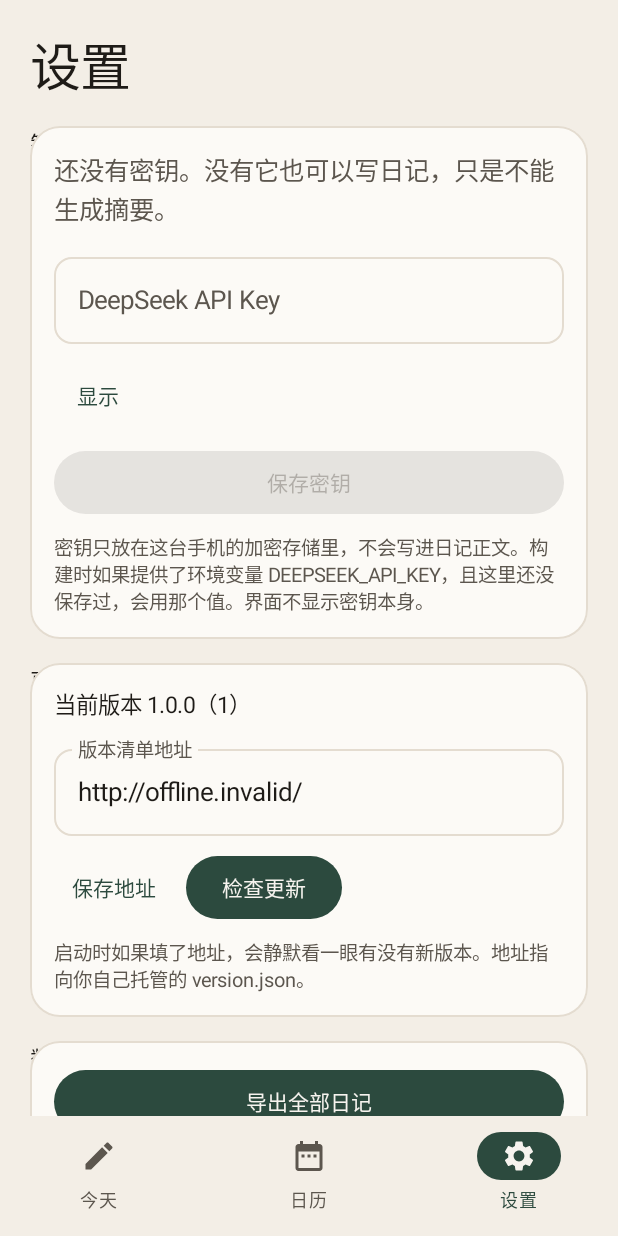
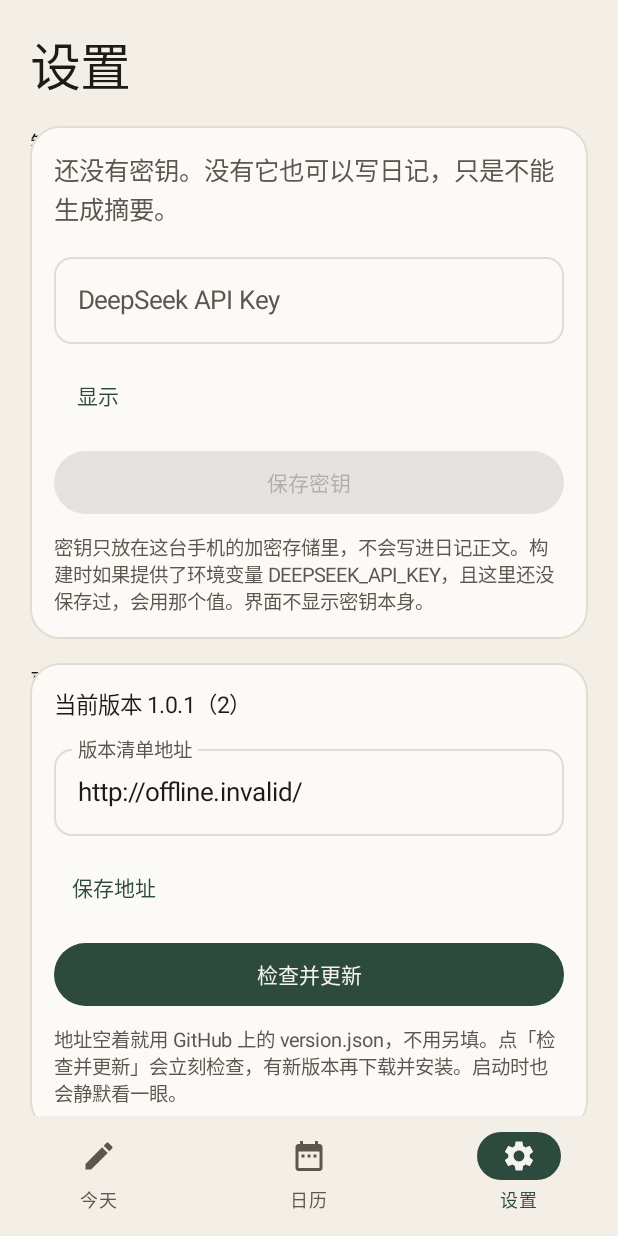
Before and after one commit to lulukdog/diary-android, an Android app built with Jetpack Compose: the SettingsScreen screen opened through its navigation route, on a phone screen of 412 x 824 dp. Run offline under Robolectric (Android 15) with nearby library versions, the phone set to English and light mode, and no system bars.

Commit message:
Point in-app updates at this GitHub repo by default.
Bump to 1.0.1 (versionCode 2). An empty settings URL checks the raw version.json and can download release/diary.apk.

Co-authored-by: zoro <lulukdog@users.noreply.github.com>

```diff
--- a/app/src/main/java/app/diary/settings/AppSettings.kt
+++ b/app/src/main/java/app/diary/settings/AppSettings.kt
@@ -36,14 +36,18 @@ class AppSettings(context: Context) {
         secure?.edit()?.remove(KEY_API)?.commit()
     }
 
-    /** null 表示用户从未保存过，此时回退到构建时注入的地址。空字符串表示用户主动清空。 */
+    /** 从未保存，或保存的是空字符串时，用构建时注入的地址（默认是本仓库的 version.json）。 */
     fun updateUrl(): String {
-        if (!plain.contains(KEY_URL)) return BuildConfig.UPDATE_MANIFEST_URL.trim()
-        return plain.getString(KEY_URL, "").orEmpty().trim()
+        val saved = plain.getString(KEY_URL, null)?.trim().orEmpty()
+        if (saved.isEmpty()) return BuildConfig.UPDATE_MANIFEST_URL.trim()
+        return saved
     }
 
     fun setUpdateUrl(value: String) {
-        plain.edit().putString(KEY_URL, value.trim()).apply()
+        val trimmed = value.trim()
+        val editor = plain.edit()
+        if (trimmed.isEmpty()) editor.remove(KEY_URL) else editor.putString(KEY_URL, trimmed)
+        editor.apply()
     }
 
     fun localApiEnabled(): Boolean = plain.getBoolean(KEY_LOCAL, false)
--- a/app/src/main/java/app/diary/ui/DiaryRoot.kt
+++ b/app/src/main/java/app/diary/ui/DiaryRoot.kt
@@ -55,9 +55,13 @@ class UpdateViewModel(private val updates: UpdateRepository) : ViewModel() {
         private set
     var downloading by mutableStateOf(false)
         private set
+    var checking by mutableStateOf(false)
+        private set
     var progress by mutableStateOf(0)
         private set
     var error by mutableStateOf<String?>(null)
+        private set
+    var statusText by mutableStateOf("")
         private set
     var manualMessage by mutableStateOf<String?>(null)
         private set
@@ -80,14 +84,28 @@ class UpdateViewModel(private val updates: UpdateRepository) : ViewModel() {
     }
 
     fun check(manual: Boolean) {
+        if (downloading || checking) return
         if (manual) dismissed = false
+        if (manual) statusText = "正在检查…"
+        checking = true
         viewModelScope.launch {
+            try {
                 val result = withContext(Dispatchers.IO) { updates.check() }
                 when (result) {
-                UpdateCheck.NoUrl -> if (manual) postManual("还没有填写更新地址")
-                UpdateCheck.UpToDate -> if (manual) postManual("已是最新版本 ${BuildConfig.VERSION_NAME}")
-                is UpdateCheck.Failed -> if (manual) postManual(result.message)
+                    UpdateCheck.NoUrl -> if (manual) {
+                        statusText = "还没有填写更新地址"
+                        postManual(statusText)
+                    }
+                    UpdateCheck.UpToDate -> {
+                        statusText = "已是最新版本"
+                        if (manual) postManual("已是最新版本 ${BuildConfig.VERSION_NAME}")
+                    }
+                    is UpdateCheck.Failed -> if (manual) {
+                        statusText = result.message
+                        postManual(result.message)
+                    }
                     is UpdateCheck.Available -> {
+                        statusText = "发现新版本 ${result.release.versionName}"
                         if (manual || !dismissed) {
                             release = result.release
                             downloaded = null
@@ -95,6 +113,9 @@ class UpdateViewModel(private val updates: UpdateRepository) : ViewModel() {
                             error = null
                         }
                     }
+                }
+            } finally {
+                checking = false
             }
         }
     }
@@ -109,11 +130,15 @@ class UpdateViewModel(private val updates: UpdateRepository) : ViewModel() {
         }
         downloading = true
         error = null
+        statusText = "正在下载 0%"
         viewModelScope.launch {
             try {
                 val apk = withContext(Dispatchers.IO) {
                     updates.download(current) { value ->
-                        mainHandler.post { progress = value }
+                        mainHandler.post {
+                            progress = value
+                            statusText = "正在下载 $value%"
+                        }
                     }
                 }
                 downloaded = apk
@@ -122,6 +147,7 @@ class UpdateViewModel(private val updates: UpdateRepository) : ViewModel() {
             } catch (thrown: Exception) {
                 downloading = false
                 error = thrown.message ?: "下载失败"
+                statusText = error.orEmpty()
             }
         }
     }
@@ -129,6 +155,7 @@ class UpdateViewModel(private val updates: UpdateRepository) : ViewModel() {
     private fun install(apk: File) {
         if (!updates.canInstallPackages()) {
             error = "请允许本应用安装未知应用，回到这里再点一次「安装」。"
+            statusText = error.orEmpty()
             runCatching { updates.openInstallPermissionSettings() }
             return
         }
@@ -136,6 +163,7 @@ class UpdateViewModel(private val updates: UpdateRepository) : ViewModel() {
             updates.install(apk)
         } catch (_: Exception) {
             error = "没有打开系统安装器"
+            statusText = error.orEmpty()
         }
     }
 
@@ -182,6 +210,8 @@ fun DiaryRoot(container: AppContainer) {
             composable("settings") {
                 SettingsScreen(
                     onCheckUpdate = { updates.check(manual = true) },
+                    updateStatus = updates.statusText,
+                    updateBusy = updates.checking || updates.downloading,
                     notice = updates.manualMessage,
                     noticeToken = updates.manualToken,
                     onNoticeConsumed = updates::consumeManual,
--- a/app/src/main/java/app/diary/ui/SettingsScreen.kt
+++ b/app/src/main/java/app/diary/ui/SettingsScreen.kt
@@ -91,7 +91,7 @@ class SettingsViewModel(
     fun saveUpdateUrl(value: String) {
         settings.setUpdateUrl(value)
         updateUrl = settings.updateUrl()
-        message = if (value.isBlank()) "已关闭自动检查" else "更新地址已保存"
+        message = if (value.isBlank()) "已恢复为 GitHub 上的默认地址" else "更新地址已保存"
     }
 
     fun setLocalApi(enabled: Boolean) {
@@ -161,6 +161,8 @@ class SettingsViewModel(
 @Composable
 fun SettingsScreen(
     onCheckUpdate: () -> Unit,
+    updateStatus: String,
+    updateBusy: Boolean,
     notice: String?,
     noticeToken: Int,
     onNoticeConsumed: () -> Unit,
@@ -271,15 +273,27 @@ fun SettingsScreen(
                             onValueChange = { urlInput = it },
                             modifier = Modifier.fillMaxWidth(),
                             label = { Text("版本清单地址") },
-                            placeholder = { Text("https://example.com/diary/version.json") },
+                            placeholder = { Text("https://raw.githubusercontent.com/lulukdog/diary-android/main/release/version.json") },
                             singleLine = true,
                         )
-                        Row(horizontalArrangement = Arrangement.spacedBy(8.dp)) {
-                            TextButton(onClick = { viewModel.saveUpdateUrl(urlInput) }) { Text("保存地址") }
-                            Button(onClick = onCheckUpdate) { Text("检查更新") }
+                        TextButton(onClick = {
+                            viewModel.saveUpdateUrl(urlInput)
+                            urlInput = viewModel.updateUrl
+                        }) { Text("保存地址") }
+                        Button(
+                            onClick = onCheckUpdate,
+                            enabled = !updateBusy,
+                            modifier = Modifier.fillMaxWidth(),
+                        ) { Text("检查并更新") }
+                        if (updateStatus.isNotBlank()) {
+                            Text(
+                                updateStatus,
+                                style = MaterialTheme.typography.bodySmall,
+                                color = MaterialTheme.colorScheme.onSurfaceVariant,
+                            )
                         }
                         Text(
-                            "启动时如果填了地址，会静默看一眼有没有新版本。地址指向你自己托管的 version.json。",
+                            "地址空着就用 GitHub 上的 version.json，不用另填。点「检查并更新」会立刻检查，有新版本再下载并安装。启动时也会静默看一眼。",
                             style = MaterialTheme.typography.bodySmall,
                             color = MaterialTheme.colorScheme.onSurfaceVariant,
                         )
```
Also changed, not shown: app/build.gradle.kts (+9 -3 lines), 5 other files. Lines whose indentation alone changed are shown as unchanged.
